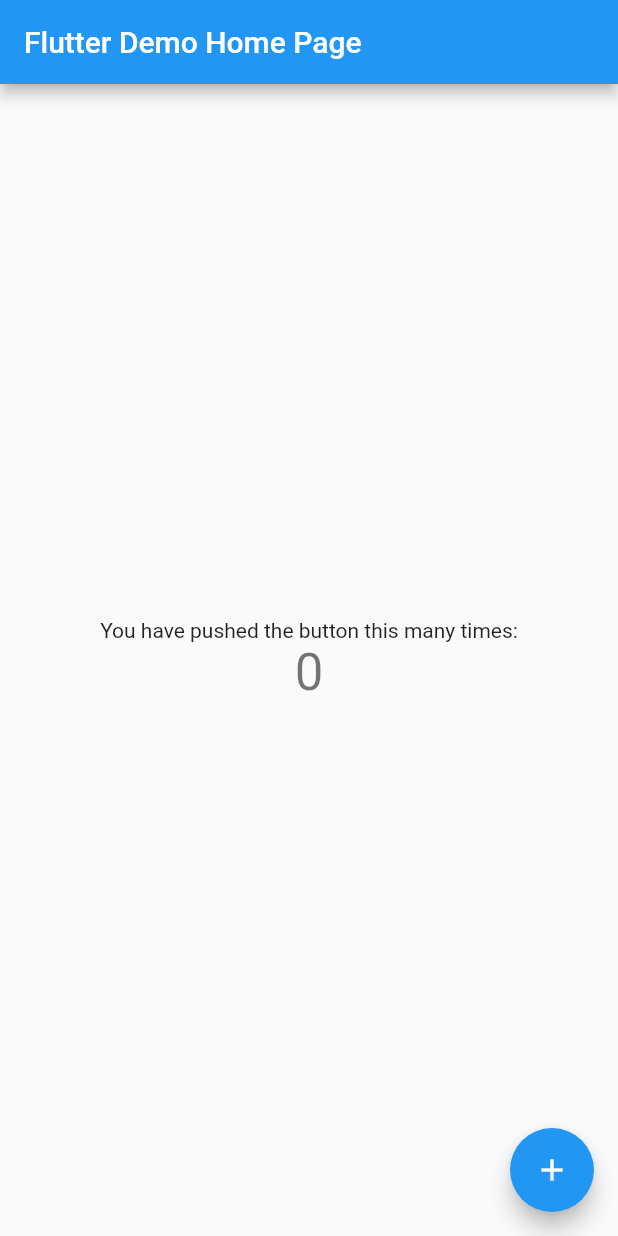
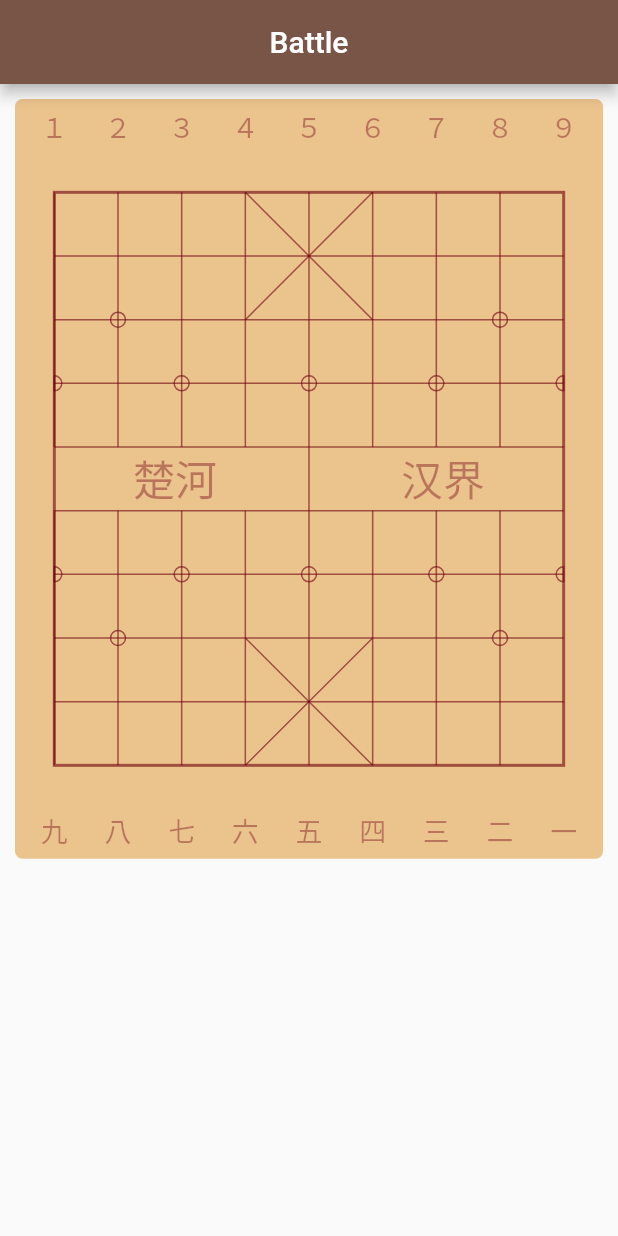
Before and after one commit to henryyohn/ChineseChess, a Flutter app: the screen it shows after launch, on a phone screen of 412 x 824 dp. Run offline on Flutter 3.47's test engine with Material 2 defaults, Android fonts, the phone set to English and light mode, and no system bars.

Commit message:
棋盘绘制

```diff
--- /dev/null
+++ b/lib/common/colors_const.dart
@@ -0,0 +1,62 @@
+import 'package:flutter/material.dart';
+
+class ColorsConst {
+  // Logo 的颜色，一般都是品牌色
+  static const LogoColor = Color(0xFF6D000D);
+
+  // 主色，App 定调的颜色，一般从 Logo 中提升
+  static const Primary = Color(0xFF461220);
+  // 辅助色
+  static const Secondary = Color(0x99461220);
+
+  // 深色背景
+  static const DarkBackground = Colors.brown;
+  // 浅色背景
+  static const LightBackground = Color(0xFFEEE0CB);
+
+  // 棋盘颜色
+  static const BoardBackground = Color(0xFFEBC38D);
+
+  static const DarkTextPrimary = Colors.white;
+  static const DarkTextSecondary = Color(0x99FFFFFF);
+
+  // 棋盘线颜色
+  static const BoardLine = Color(0x996D000D);
+
+  // 棋盘上的路数、河界提示文字颜色
+  static const BoardTips = Color(0x666D000D);
+
+  static const LightLine = Color(0x336D000D);
+
+  // 棋盘上的移动位置指示
+  static const FocusPosition = Color(0x99FFFFFF);
+  static const BlurPosition = Color(0x99FFFFFF);
+
+  // 黑棋子颜色
+  static const BlackPieceColor = Color.fromARGB(0xFF, 0x00, 0x00, 0x00);
+  static const BlackPieceBorderColor = Color.fromARGB(0xFF, 0x22, 0x22, 0x22);
+
+  // 红棋子颜色
+  static const RedPieceColor = Color.fromARGB(0xFF, 0x7B, 0x00, 0x00);
+  static const RedPieceBorderColor = Color.fromARGB(0xFF, 0x66, 0x00, 0x00);
+
+  // 棋子文字颜色
+  static const PieceTextColor = Color.fromARGB(0xCC, 0xFF, 0xFF, 0xFF);
+}
+
+class ColorsUtil {
+  /// 十六进制颜色，
+  /// hex, 十六进制值，例如：0xffffff,
+  /// alpha, 透明度 [0.0,1.0]
+  static Color hexColor(int hex,{double alpha = 1}){
+    if (alpha < 0){
+      alpha = 0;
+    }else if (alpha > 1){
+      alpha = 1;
+    }
+    return Color.fromRGBO((hex & 0xFF0000) >> 16 ,
+        (hex & 0x00FF00) >> 8,
+        (hex & 0x0000FF) >> 0,
+        alpha);
+  }
+}
--- a/lib/main.dart
+++ b/lib/main.dart
@@ -1,3 +1,4 @@
+import 'package:chinesechess/ui/routes/battle_page.dart';
 import 'package:flutter/material.dart';
 
 void main() => runApp(MyApp());
@@ -8,104 +9,9 @@ class MyApp extends StatelessWidget {
   Widget build(BuildContext context) {
     return MaterialApp(
       title: 'Flutter Demo',
-      theme: ThemeData(
-        // This is the theme of your application.
-        //
-        // Try running your application with "flutter run". You'll see the
-        // application has a blue toolbar. Then, without quitting the app, try
-        // changing the primarySwatch below to Colors.green and then invoke
-        // "hot reload" (press "r" in the console where you ran "flutter run",
-        // or simply save your changes to "hot reload" in a Flutter IDE).
-        // Notice that the counter didn't reset back to zero; the application
-        // is not restarted.
-        primarySwatch: Colors.blue,
-      ),
-      home: MyHomePage(title: 'Flutter Demo Home Page'),
+      theme: ThemeData(primarySwatch: Colors.brown),
+      debugShowCheckedModeBanner: false,
+      home: BattlePage(),
     );
   }
 }
-
-class MyHomePage extends StatefulWidget {
-  MyHomePage({Key key, this.title}) : super(key: key);
-
-  // This widget is the home page of your application. It is stateful, meaning
-  // that it has a State object (defined below) that contains fields that affect
-  // how it looks.
-
-  // This class is the configuration for the state. It holds the values (in this
-  // case the title) provided by the parent (in this case the App widget) and
-  // used by the build method of the State. Fields in a Widget subclass are
-  // always marked "final".
-
-  final String title;
-
-  @override
-  _MyHomePageState createState() => _MyHomePageState();
-}
-
-class _MyHomePageState extends State<MyHomePage> {
-  int _counter = 0;
-
-  void _incrementCounter() {
-    setState(() {
-      // This call to setState tells the Flutter framework that something has
-      // changed in this State, which causes it to rerun the build method below
-      // so that the display can reflect the updated values. If we changed
-      // _counter without calling setState(), then the build method would not be
-      // called again, and so nothing would appear to happen.
-      _counter++;
-    });
-  }
-
-  @override
-  Widget build(BuildContext context) {
-    // This method is rerun every time setState is called, for instance as done
-    // by the _incrementCounter method above.
-    //
-    // The Flutter framework has been optimized to make rerunning build methods
-    // fast, so that you can just rebuild anything that needs updating rather
-    // than having to individually change instances of widgets.
-    return Scaffold(
-      appBar: AppBar(
-        // Here we take the value from the MyHomePage object that was created by
-        // the App.build method, and use it to set our appbar title.
-        title: Text(widget.title),
-      ),
-      body: Center(
-        // Center is a layout widget. It takes a single child and positions it
-        // in the middle of the parent.
-        child: Column(
-          // Column is also a layout widget. It takes a list of children and
-          // arranges them vertically. By default, it sizes itself to fit its
-          // children horizontally, and tries to be as tall as its parent.
-          //
-          // Invoke "debug painting" (press "p" in the console, choose the
-          // "Toggle Debug Paint" action from the Flutter Inspector in Android
-          // Studio, or the "Toggle Debug Paint" command in Visual Studio Code)
-          // to see the wireframe for each widget.
-          //
-          // Column has various properties to control how it sizes itself and
-          // how it positions its children. Here we use mainAxisAlignment to
-          // center the children vertically; the main axis here is the vertical
-          // axis because Columns are vertical (the cross axis would be
-          // horizontal).
-          mainAxisAlignment: MainAxisAlignment.center,
-          children: <Widget>[
-            Text(
-              'You have pushed the button this many times:',
-            ),
-            Text(
-              '$_counter',
-              style: Theme.of(context).textTheme.display1,
-            ),
-          ],
-        ),
-      ),
-      floatingActionButton: FloatingActionButton(
-        onPressed: _incrementCounter,
-        tooltip: 'Increment',
-        child: Icon(Icons.add),
-      ), // This trailing comma makes auto-formatting nicer for build methods.
-    );
-  }
-}
--- /dev/null
+++ b/lib/ui/board/chess_board.dart
@@ -0,0 +1,38 @@
+import 'package:chinesechess/common/colors_const.dart';
+import 'package:chinesechess/ui/board/board_painter.dart';
+import 'package:chinesechess/ui/board/words_on_board.dart';
+import 'package:flutter/material.dart';
+
+class ChessBoard extends StatelessWidget {
+  // 棋盘内边界 + 棋盘上的路数指定文字高度
+  static const Padding = 5.0, DigitsHeight = 36.0;
+
+  // 棋盘的宽高
+  final double width, height;
+
+  ChessBoard({@required this.width}) : height = (width - Padding * 2) / 9 * 10 + (Padding + DigitsHeight) * 2;
+
+  @override
+  Widget build(BuildContext context) {
+    return Container(
+      width: width,
+      height: height,
+      decoration: BoxDecoration(
+        borderRadius: BorderRadius.circular(5.0),
+        color: ColorsConst.BoardBackground,
+      ),
+      child: CustomPaint(
+        painter: BoardPainter(width: width),
+        child: Container(
+          margin: EdgeInsets.symmetric(
+            vertical: Padding,
+            // 因为棋子是放在交叉线上的，不是放置在格子内，所以棋子左右各有一半在格线之外
+            // 这里先依据横盘的宽度计算出一个格子的边长，再依此决定垂直方向的边距
+            horizontal: (width - Padding * 2) / 9 / 2 + Padding - WordsOnBoard.DigitsFontSize / 2,
+          ),
+          child: WordsOnBoard(),
+        ),
+      ),
+    );
+  }
+}
--- /dev/null
+++ b/lib/ui/board/words_on_board.dart
@@ -0,0 +1,52 @@
+import 'package:chinesechess/common/colors_const.dart';
+import 'package:flutter/material.dart';
+
+class WordsOnBoard extends StatelessWidget {
+  static const DigitsFontSize = 18.0;
+
+  @override
+  Widget build(BuildContext context) {
+    // 棋盘上的路数指示，红方用大写，黑方用全角的小写字母
+    final blackColumns = '１２３４５６７８９', redColumns = '九八七六五四三二一';
+    final bChildren = <Widget>[], rChildren = <Widget>[];
+
+    final digitsStyle = TextStyle(fontSize: DigitsFontSize);
+    final rivierTipsStyle = TextStyle(fontSize: 28.0);
+
+    for (var i = 0; i < 9; i++) {
+      //
+      bChildren.add(Text(blackColumns[i], style: digitsStyle));
+      rChildren.add(Text(redColumns[i], style: digitsStyle));
+
+      // 每一个数字后边添加一个 Expanded，用于平分布局空间
+      if (i < 8) {
+        bChildren.add(Expanded(child: SizedBox()));
+        rChildren.add(Expanded(child: SizedBox()));
+      }
+    }
+
+    final riverTips = Row(
+      children: <Widget>[
+        Expanded(child: SizedBox()),
+        Text('楚河', style: rivierTipsStyle),
+        Expanded(child: SizedBox(), flex: 2),
+        Text('汉界', style: rivierTipsStyle),
+        Expanded(child: SizedBox()),
+      ],
+    );
+
+    // 放置上、中、下三部分到一个列布局模式中，上和中、中和下之间使用 Expanded 对象平分垂直方向多出来的布局空间
+    return DefaultTextStyle(
+      child: Column(
+        children: <Widget>[
+          Row(children: bChildren),
+          Expanded(child: SizedBox()),
+          riverTips,
+          Expanded(child: SizedBox()),
+          Row(children: rChildren),
+        ],
+      ),
+      style: TextStyle(color: ColorsConst.BoardTips),
+    );
+  }
+}
--- /dev/null
+++ b/lib/ui/routes/battle_page.dart
@@ -0,0 +1,27 @@
+import 'package:chinesechess/ui/board/chess_board.dart';
+import 'package:flutter/material.dart';
+
+class BattlePage extends StatelessWidget {
+  // 棋盘的纵横方向的边距
+  static const boardMarginV = 10.0, borderMarginH = 10.0;
+
+  @override
+  Widget build(BuildContext context) {
+    final windowSize = MediaQuery.of(context).size;
+    final boardHeight = windowSize.width - borderMarginH * 2;
+
+    return Scaffold(
+      appBar: AppBar(
+        title: Text('Battle'),
+        centerTitle: true,
+      ),
+      body: Container(
+        margin: const EdgeInsets.symmetric(
+          horizontal: 10.0,
+          vertical: 10.0,
+        ),
+        child: ChessBoard(width: boardHeight),
+      ),
+    );
+  }
+}
```
Also changed, not shown: lib/ui/board/board_painter.dart (added, +155 -0 lines).
